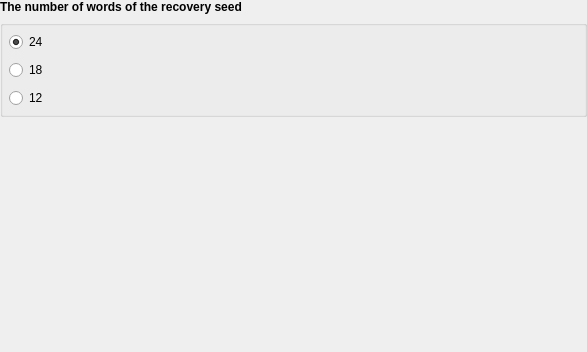
Bertrand256/dash-masternode-tool, file src/ui/ui_hw_recovery_wdg.ui: the form before one commit.
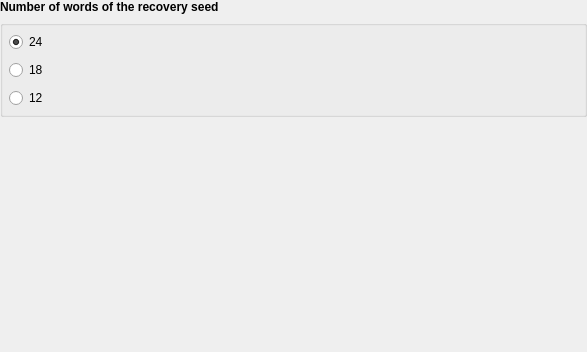
The form after the commit. The open tabs and pages were chosen to show the change.

Commit message: Recovery from backup seed using Keepkey cipher matrix.

```diff
--- a/src/ui/ui_hw_recovery_wdg.ui
+++ b/src/ui/ui_hw_recovery_wdg.ui
@@ -157,7 +157,7 @@
        <item>
         <widget class="QLabel" name="label">
          <property name="text">
-          <string>&lt;b&gt;The number of words of the recovery seed&lt;/b&gt;</string>
+          <string>&lt;b&gt;Number of words of the recovery seed&lt;/b&gt;</string>
          </property>
         </widget>
        </item>
```
Left out of the diff: 49 changed lines with no effect on the pictures. The commit also changes 6 other files.
